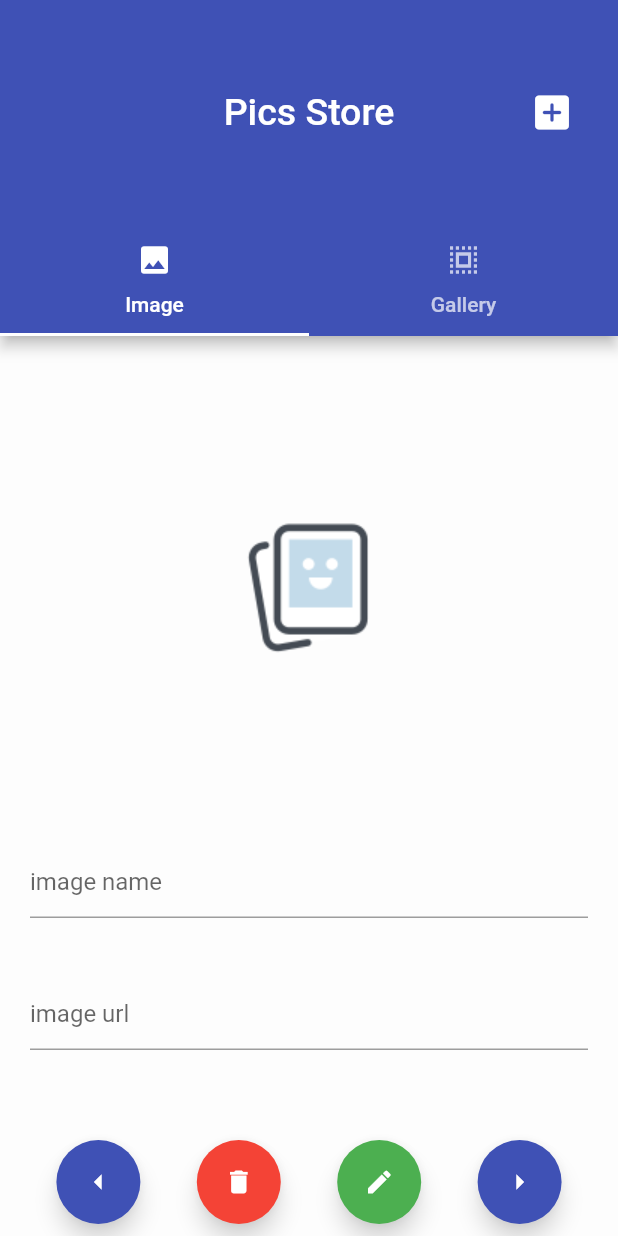
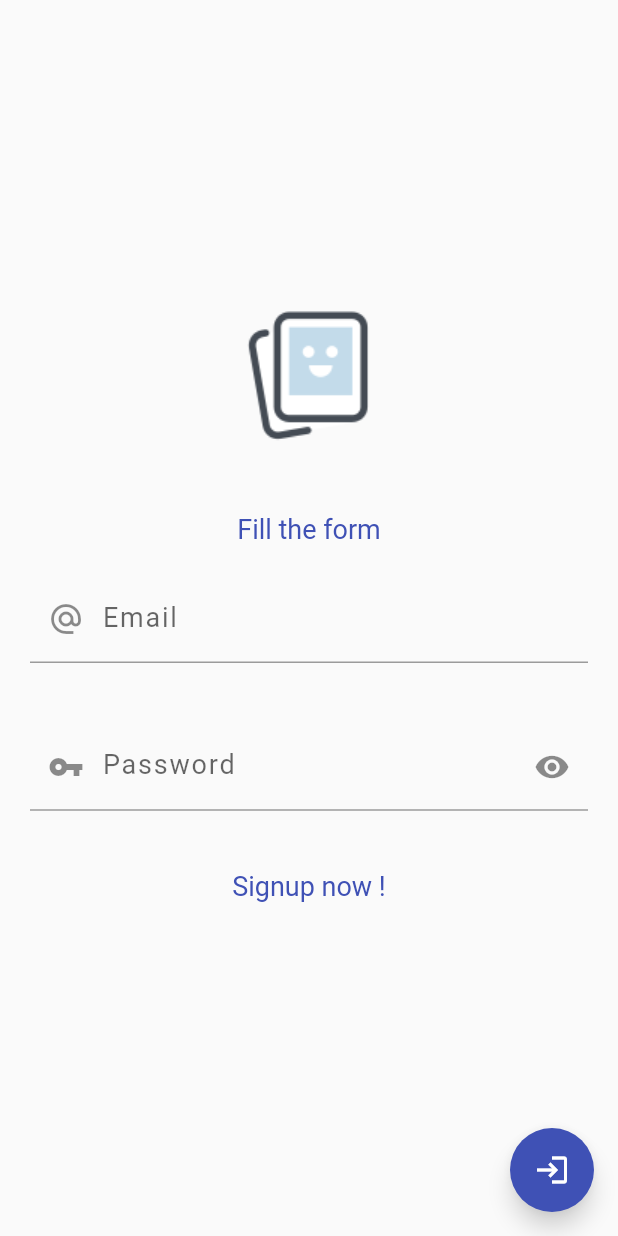
Before and after one commit to Mohamed855/PicsStore, a Flutter app: the screen it shows after launch, on a phone screen of 412 x 824 dp. Run offline on Flutter 3.47's test engine with Material 2 defaults, Android fonts, the phone set to English and light mode, and no system bars.

Commit message:
add signup and login

```diff
--- a/lib/content.dart
+++ b/lib/content.dart
@@ -5,8 +5,10 @@ import 'package:flutter/material.dart';
 // global variables
 
 int imgIndex = 0;
-double padding = 20.0, borderRadius = 8.0;
-Color themeColor = Colors.indigo;
+double padding = 20.0, borderRadius = 8.0, fntSize = 18.0;
+Color themeColor = Colors.indigo,
+    errorColor = Colors.red,
+    txtFieldColor = Colors.black54;
 
 // objects
 
@@ -22,11 +24,12 @@ List imgUrls = [];
 
 // floating action buttons (previous - delete - edit - next - gallery)
 
-Widget floatingActionButton(
-        {String herotag,
-        Function onPressed,
-        Icon icon,
-        Color backgroundColor}) =>
+Widget floatingActionButton({
+  String herotag,
+  Function onPressed,
+  Icon icon,
+  Color backgroundColor,
+}) =>
     FloatingActionButton(
       heroTag: herotag,
       onPressed: onPressed,
@@ -58,9 +61,20 @@ void madalBottomSheet(
           child: Column(
             mainAxisSize: MainAxisSize.min,
             children: [
-              textField(nameTextController, 'Image Name', true, maxLength: 50),
+              textField(
+                nameTextController,
+                'Image Name',
+                maxLines: 100,
+                autofocus: true,
+                maxLength: 50,
+              ),
               SingleChildScrollView(
-                child: textField(srcTextController, 'Image Url', false),
+                child: textField(
+                  srcTextController,
+                  'Image Url',
+                  maxLines: 100,
+                  autofocus: false,
+                ),
               ),
               Row(
                 children: [
@@ -97,21 +111,42 @@ void madalBottomSheet(
 
 Widget textField(
   TextEditingController controller,
-  String labelText,
-  bool autofocus, {
+  String labelText, {
+  bool autofocus,
   int maxLength,
+  int maxLines,
+  Color lblColor,
+  bool enabeled = true,
+  Icon prefixIcon,
+  IconButton suffixIcon,
+  TextInputType keyboardT = TextInputType.text,
+  String prefixText = '',
+  bool isPass = false,
+  Function onChange,
 }) =>
     Padding(
-      padding: EdgeInsets.all(padding),
+      padding: EdgeInsets.symmetric(vertical: padding),
       child: TextField(
         controller: controller,
         decoration: InputDecoration(
           labelText: labelText,
+          contentPadding: EdgeInsets.all(10),
+          labelStyle: txtLblStyle(lblColor),
+          prefixIcon: prefixIcon,
+          suffixIcon: suffixIcon,
+          prefixText: prefixText,
+          counterText: "",
         ),
         autofocus: autofocus,
         minLines: 1,
-        maxLines: 100,
+        maxLines: maxLines,
         maxLength: maxLength,
+        enabled: enabeled,
+        style: txtLblStyle(txtFieldColor),
+        keyboardType: keyboardT,
+        cursorColor: themeColor,
+        obscureText: isPass,
+        onChanged: onChange,
       ),
     );
 
@@ -136,3 +171,21 @@ void confirmDelete(BuildContext ctx, Function confirmDelete) => showDialog(
         ],
       ),
     );
+
+TextStyle txtLblStyle(color) {
+  return TextStyle(
+    color: color,
+    fontSize: fntSize,
+    letterSpacing: 1.2,
+  );
+}
+
+FlatButton flatButton(bgColor, Function action, Text btnName) {
+  return FlatButton(
+    color: bgColor,
+    onPressed: action,
+    child: btnName,
+    shape: RoundedRectangleBorder(borderRadius: BorderRadius.circular(5.0)),
+    padding: EdgeInsets.fromLTRB(35, 15, 35, 15),
+  );
+}
--- a/lib/home.dart
+++ b/lib/home.dart
@@ -1,6 +1,7 @@
 // import packages
 
 import 'package:flutter/material.dart';
+
 import 'package:PicsStore/gallery.dart';
 import 'package:PicsStore/content.dart';
 
--- /dev/null
+++ b/lib/login.dart
@@ -0,0 +1,126 @@
+import 'package:flutter/material.dart';
+
+import 'package:PicsStore/content.dart';
+
+var _validEmail = RegExp(
+        r"^[a-zA-Z0-9.a-zA-Z0-9.!#$%&'*+-/=?^_`{|}~]+@[a-zA-Z0-9]+\.[a-zA-Z]+"),
+    _email = TextEditingController(),
+    _pass = TextEditingController(),
+    _visibilityIcon = Icons.visibility,
+    _hiddenPass = true,
+    _emailLblColor,
+    _passLblColor,
+    _errTxt = 'Fill the form',
+    _errColor = themeColor;
+
+class Login extends StatefulWidget {
+  @override
+  State<StatefulWidget> createState() {
+    return LoginState();
+  }
+}
+
+class LoginState extends State<Login> {
+  _passVisibility() => setState(() {
+        _hiddenPass = !_hiddenPass;
+        if (!_hiddenPass) {
+          _visibilityIcon = Icons.visibility_off;
+        } else {
+          _visibilityIcon = Icons.visibility;
+        }
+      });
+
+  _next() => setState(() {
+        if (_validEmail.hasMatch(_email.text) && _email.text.isNotEmpty) {
+          if (_pass.text.length >= 8) {
+            Navigator.of(context).pushReplacementNamed('/home');
+            _errColor = themeColor;
+          } else {
+            _errTxt = "Password can't be less than 8 digits";
+            _errColor = errorColor;
+          }
+        } else {
+          _errTxt = 'Enter a valid email';
+          _errColor = errorColor;
+        }
+        FocusScope.of(context).requestFocus(new FocusNode());
+      });
+
+  @override
+  Widget build(BuildContext context) {
+    return Scaffold(
+      body: Padding(
+        padding: EdgeInsets.symmetric(
+          horizontal: padding,
+        ),
+        child: Column(
+          mainAxisAlignment: MainAxisAlignment.center,
+          children: [
+            Padding(
+              padding: EdgeInsets.only(bottom: 40.0),
+              child: Image.asset('assets/imgs/default.png'),
+            ),
+            Text(
+              _errTxt,
+              style: TextStyle(
+                color: _errColor,
+                fontSize: fntSize,
+              ),
+            ),
+            Container(
+              child: textField(
+                _email,
+                'Email',
+                autofocus: false,
+                lblColor: _emailLblColor,
+                prefixIcon: Icon(
+                  Icons.alternate_email,
+                ),
+                keyboardT: TextInputType.emailAddress,
+              ),
+            ),
+            Container(
+              child: textField(
+                _pass,
+                'Password',
+                autofocus: false,
+                lblColor: _passLblColor,
+                maxLength: 20,
+                prefixIcon: Icon(
+                  Icons.vpn_key,
+                ),
+                keyboardT: TextInputType.visiblePassword,
+                isPass: _hiddenPass,
+                maxLines: 1,
+                suffixIcon: IconButton(
+                  icon: Icon(_visibilityIcon),
+                  color: Colors.black45,
+                  onPressed: _passVisibility,
+                ),
+              ),
+            ),
+            Padding(
+              padding: EdgeInsets.symmetric(vertical: padding),
+              child: InkWell(
+                onTap: () =>
+                    Navigator.of(context).pushReplacementNamed('/signup'),
+                child: Text(
+                  'Signup now !',
+                  style: TextStyle(
+                    color: Theme.of(context).primaryColor,
+                    fontSize: fntSize,
+                  ),
+                ),
+              ),
+            ),
+          ],
+        ),
+      ),
+      floatingActionButton: FloatingActionButton(
+        onPressed: _next,
+        child: Icon(Icons.login),
+        backgroundColor: themeColor,
+      ),
+    );
+  }
+}
--- a/lib/main.dart
+++ b/lib/main.dart
@@ -1,8 +1,11 @@
 // import packages
 
 import 'package:flutter/material.dart';
+
 import 'package:PicsStore/content.dart';
 import 'package:PicsStore/home.dart';
+import 'package:PicsStore/Signup.dart';
+import 'package:PicsStore/login.dart';
 
 main() => runApp(_App()); // main run app
 
@@ -20,7 +23,11 @@ class _App extends StatelessWidget {
           cardColor: Colors.white,
           shadowColor: Color.fromRGBO(0, 0, 0, 0.7),
         ),
-        home: Home(), // home page
-        routes: {},
+        home: Login(), // home page
+        routes: {
+          '/login': (context) => Login(),
+          '/signup': (context) => Signup(),
+          '/home': (context) => Home(),
+        },
       );
 }
```
Also changed, not shown: lib/Signup.dart (added, +214 -0 lines).
